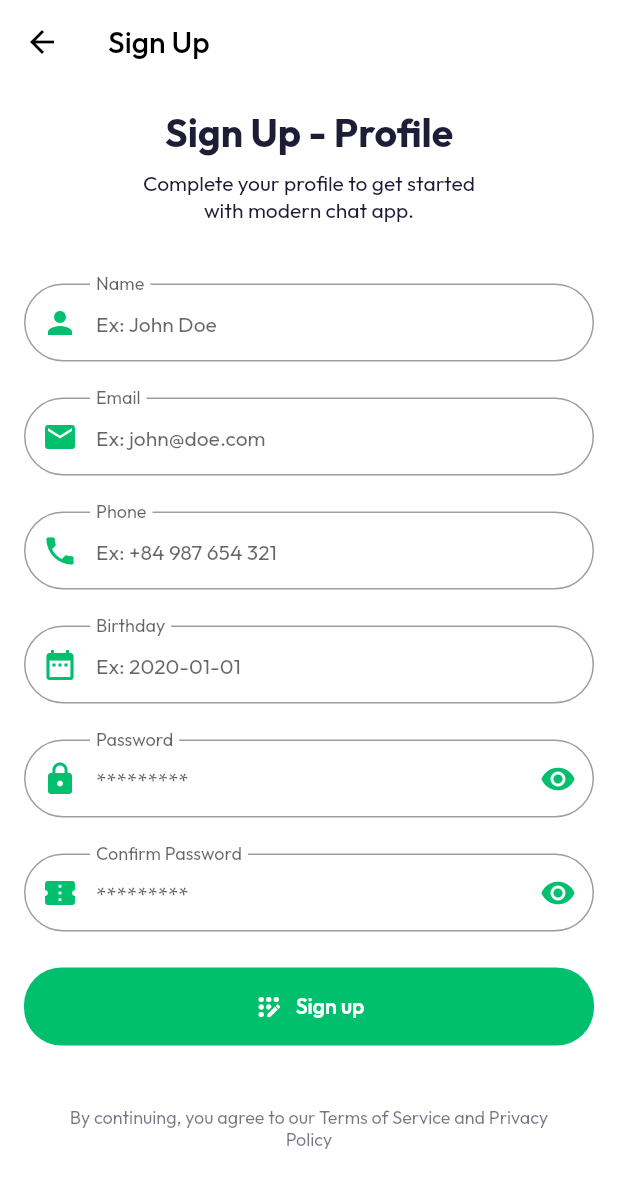
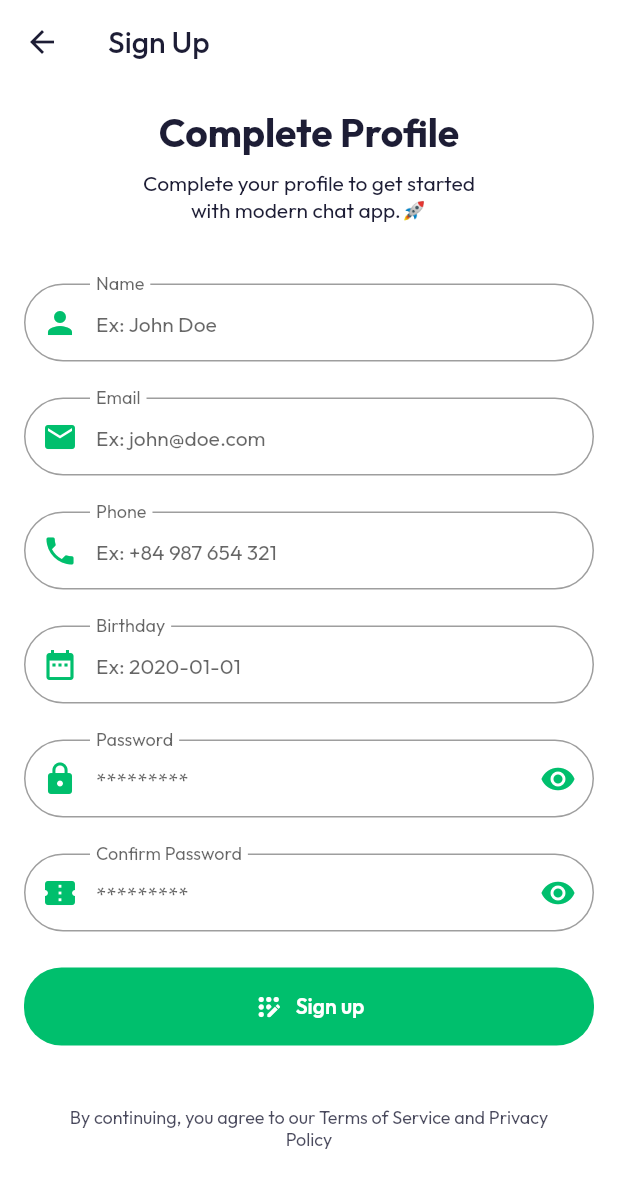
Before and after one commit to nguyentan2808/flutter-messenger-app, a Flutter app: the LoginScreen screen opened directly, after a tap on "Sign Up", on a phone screen of 412 x 824 dp. Shown: the top 1188 px of the screen. Run offline on Flutter 3.47's test engine with Material 2 defaults, Android fonts, the phone set to English and light mode, and no system bars; our stand-ins replace device_preview, flutter_svg, get, get_storage, google_fonts, introduction_screen; missing offline and left inert: custom_pop_up_menu; accounts and stored records are empty.

Commit message:
feat: forgot password screen

```diff
--- a/lib/screens/login_screen.dart
+++ b/lib/screens/login_screen.dart
@@ -2,6 +2,7 @@ import 'package:flutter/material.dart';
 import 'package:flutter_svg/flutter_svg.dart';
 import 'package:get/get.dart';
 import 'package:google_fonts/google_fonts.dart';
+import 'package:lab6/screens/forgot_password/forgot_password.dart';
 
 import '../constant.dart';
 import 'home/home_screen.dart';
@@ -94,12 +95,10 @@ class _LoginScreenState extends State<LoginScreen> {
             ),
           ),
           GestureDetector(
-            onTap: () {
-              Get.to(
-                () => const SignUpScreen(),
-                transition: Transition.rightToLeft,
-              );
-            },
+            onTap: () => Get.to(
+              () => const SignUpScreen(),
+              transition: Transition.downToUp,
+            ),
             child: Text(
               ' Sign Up',
               style: TextStyle(
@@ -197,9 +196,15 @@ class _LoginScreenState extends State<LoginScreen> {
                 ),
               ],
             )),
-        const Text(
-          "Forgot Password?",
-          style: TextStyle(decoration: TextDecoration.underline),
+        GestureDetector(
+          onTap: () => Get.to(
+            () => const ForgotPasswordScreen(),
+            transition: Transition.downToUp,
+          ),
+          child: const Text(
+            "Forgot Password?",
+            style: TextStyle(decoration: TextDecoration.underline),
+          ),
         ),
       ],
     );
--- a/lib/screens/sign_up/sign_up_screen.dart
+++ b/lib/screens/sign_up/sign_up_screen.dart
@@ -15,8 +15,8 @@ class SignUpScreen extends StatelessWidget {
           title: const Text(
             'Sign Up',
           ),
-          backgroundColor: Colors.white,
-          foregroundColor: Colors.black,
+          backgroundColor: Theme.of(context).scaffoldBackgroundColor,
+          foregroundColor: Theme.of(context).textTheme.bodyText1?.color,
         ),
         body: SingleChildScrollView(
           child: Container(
@@ -25,7 +25,7 @@ class SignUpScreen extends StatelessWidget {
             child: Column(
               children: [
                 const Text(
-                  'Sign Up - Profile',
+                  'Complete Profile',
                   style: TextStyle(fontSize: 26, fontWeight: FontWeight.bold),
                   textAlign: TextAlign.center,
                 ),
@@ -33,7 +33,7 @@ class SignUpScreen extends StatelessWidget {
                 SizedBox(
                   width: Get.width * 0.6,
                   child: const Text(
-                    "Complete your profile to get started with modern chat app.",
+                    "Complete your profile to get started with modern chat app.🚀",
                     textAlign: TextAlign.center,
                   ),
                 ),
@@ -53,7 +53,7 @@ class SignUpScreen extends StatelessWidget {
                 buildSignUpButton(context),
                 const SizedBox(height: kDefaultPadding * 2.5),
                 Opacity(
-                  opacity: 0.6,
+                  opacity: 0.8,
                   child: SizedBox(
                     width: Get.width * 0.8,
                     child: const Text(
```
Also changed, not shown: lib/screens/chat_detail/chat_detail_screen.dart (+4 -6 lines), lib/screens/chat_detail/components/body.dart (+7 -5 lines), lib/screens/forgot_password/forgot_password.dart (added, +150 -0 lines), assets/images/forgot_password_svg.svg (added).
